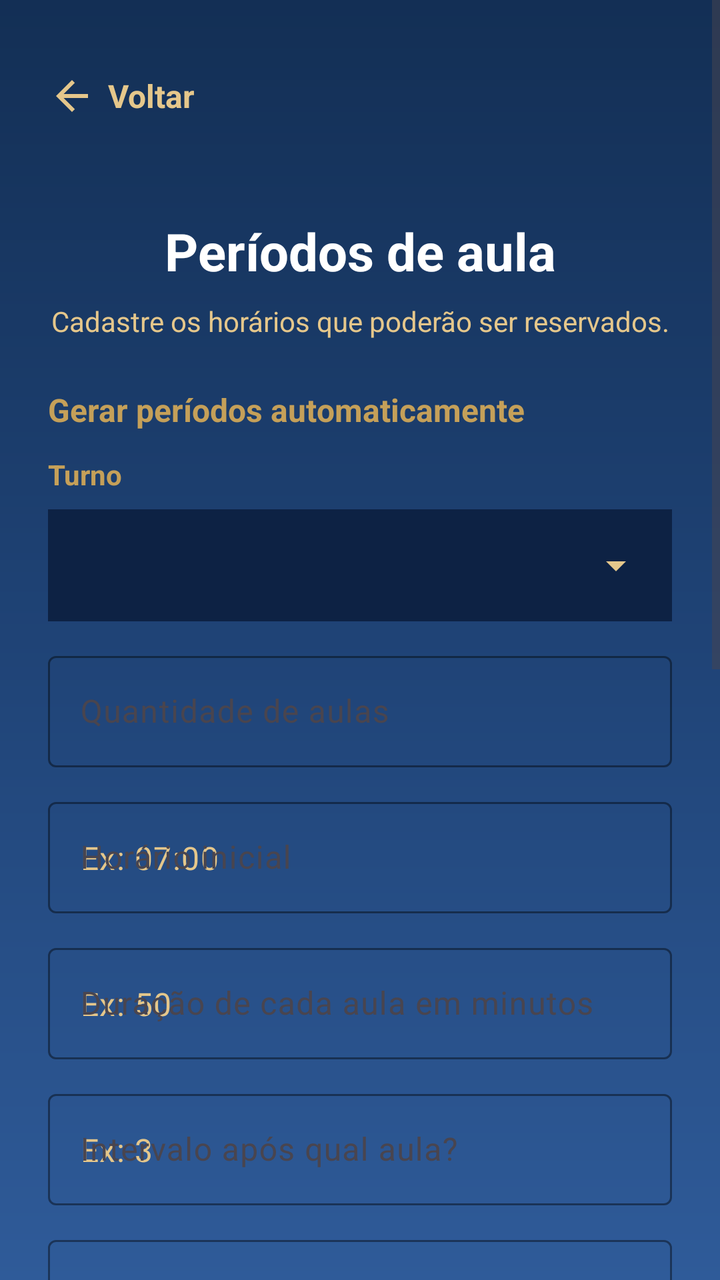
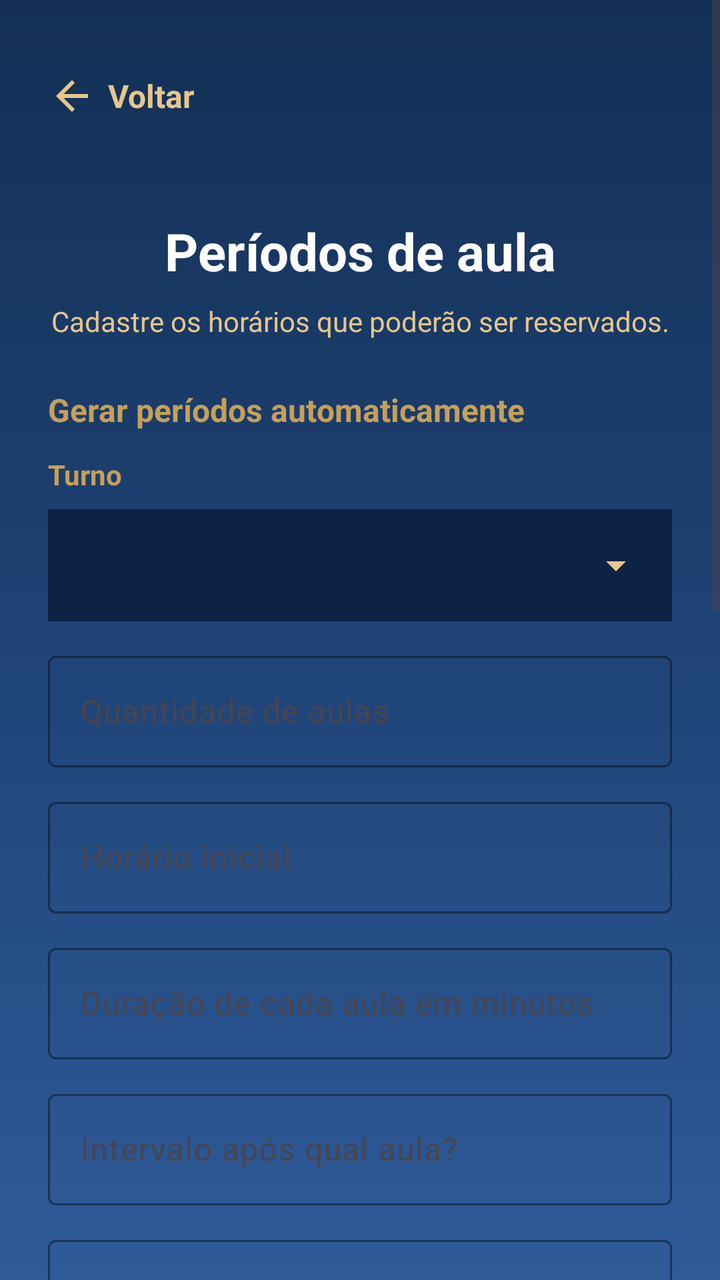

An Android layout rendered at two revisions. The XML below is the earlier revision; the diff shows what the commit changed to produce the second picture.
<!-- AndroidManifest.xml: application theme Theme.Agend -->
<!-- res/layout/activity_gerenciar_periodos_aula.xml -->
<?xml version="1.0" encoding="utf-8"?>
<ScrollView
    xmlns:android="http://schemas.android.com/apk/res/android"
    xmlns:app="http://schemas.android.com/apk/res-auto"
    android:layout_width="match_parent"
    android:layout_height="match_parent"
    android:background="@drawable/bg_yarooms_gradient"
    android:fillViewport="true">

    <LinearLayout
        android:layout_width="match_parent"
        android:layout_height="wrap_content"
        android:orientation="vertical"
        android:padding="24dp">

        <include layout="@layout/include_botao_voltar_topo" />

        <TextView
            android:layout_width="match_parent"
            android:layout_height="wrap_content"
            android:text="Períodos de aula"
            android:textColor="@color/white"
            android:textSize="26sp"
            android:textStyle="bold"
            android:gravity="center"
            android:layout_marginTop="24dp" />

        <TextView
            android:layout_width="match_parent"
            android:layout_height="wrap_content"
            android:text="Cadastre os horários que poderão ser reservados."
            android:textColor="@color/yarooms_gold_light"
            android:textSize="14sp"
            android:gravity="center"
            android:layout_marginTop="8dp"
            android:layout_marginBottom="24dp" />

        <TextView
            android:layout_width="match_parent"
            android:layout_height="wrap_content"
            android:text="Gerar períodos automaticamente"
            android:textColor="@color/yarooms_gold"
            android:textSize="16sp"
            android:textStyle="bold"
            android:layout_marginBottom="12dp" />

        <TextView
            android:layout_width="match_parent"
            android:layout_height="wrap_content"
            android:text="Turno"
            android:textColor="@color/yarooms_gold"
            android:textSize="14sp"
            android:textStyle="bold"
            android:layout_marginBottom="8dp" />

        <FrameLayout
            android:layout_width="match_parent"
            android:layout_height="56dp"
            android:layout_marginBottom="12dp"
            android:background="@color/yarooms_blue_dark">

            <Spinner
                android:id="@+id/spinnerTurnoGeracao"
                android:layout_width="match_parent"
                android:layout_height="match_parent"
                android:paddingStart="0dp"
                android:paddingEnd="48dp"
                android:background="@android:color/transparent"
                android:popupBackground="@color/yarooms_blue_light" />

            <ImageView
                android:layout_width="24dp"
                android:layout_height="24dp"
                android:src="@drawable/ic_arrow_down"
                android:layout_gravity="end|center_vertical"
                android:layout_marginEnd="16dp" />

        </FrameLayout>

        <com.google.android.material.textfield.TextInputLayout
            android:id="@+id/layoutQuantidadeAulas"
            android:layout_width="match_parent"
            android:layout_height="wrap_content"
            android:hint="Quantidade de aulas"
            android:layout_marginBottom="12dp"
            app:boxBackgroundMode="outline"
            app:boxStrokeColor="@color/yarooms_gold"
            app:boxStrokeErrorColor="@color/yarooms_error"
            app:errorTextColor="@color/yarooms_error"
            app:hintTextColor="@color/yarooms_gold_light">

            <com.google.android.material.textfield.TextInputEditText
                android:id="@+id/editQuantidadeAulas"
                android:layout_width="match_parent"
                android:layout_height="wrap_content"
                android:inputType="number"
                android:maxLines="1"
                android:textColor="@color/white"
                android:textColorHint="@color/yarooms_gold_light" />
        </com.google.android.material.textfield.TextInputLayout>

        <com.google.android.material.textfield.TextInputLayout
            android:id="@+id/layoutHorarioInicialGeracao"
            android:layout_width="match_parent"
            android:layout_height="wrap_content"
            android:hint="Horário inicial"
            android:layout_marginBottom="12dp"
            app:boxBackgroundMode="outline"
            app:boxStrokeColor="@color/yarooms_gold"
            app:boxStrokeErrorColor="@color/yarooms_error"
            app:errorTextColor="@color/yarooms_error"
            app:hintTextColor="@color/yarooms_gold_light">

            <com.google.android.material.textfield.TextInputEditText
                android:id="@+id/editHorarioInicialGeracao"
                android:layout_width="match_parent"
                android:layout_height="wrap_content"
                android:hint="Ex: 07:00"
                android:inputType="time"
                android:maxLines="1"
                android:textColor="@color/white"
                android:textColorHint="@color/yarooms_gold_light" />
        </com.google.android.material.textfield.TextInputLayout>

        <com.google.android.material.textfield.TextInputLayout
            android:id="@+id/layoutDuracaoAula"
            android:layout_width="match_parent"
            android:layout_height="wrap_content"
            android:hint="Duração de cada aula em minutos"
            android:layout_marginBottom="12dp"
            app:boxBackgroundMode="outline"
            app:boxStrokeColor="@color/yarooms_gold"
            app:boxStrokeErrorColor="@color/yarooms_error"
            app:errorTextColor="@color/yarooms_error"
            app:hintTextColor="@color/yarooms_gold_light">

            <com.google.android.material.textfield.TextInputEditText
                android:id="@+id/editDuracaoAula"
                android:layout_width="match_parent"
                android:layout_height="wrap_content"
                android:hint="Ex: 50"
                android:inputType="number"
                android:maxLines="1"
                android:textColor="@color/white"
                android:textColorHint="@color/yarooms_gold_light" />
        </com.google.android.material.textfield.TextInputLayout>

        <com.google.android.material.textfield.TextInputLayout
            android:id="@+id/layoutIntervaloAposAula"
            android:layout_width="match_parent"
            android:layout_height="wrap_content"
            android:hint="Intervalo após qual aula?"
            android:layout_marginBottom="12dp"
            app:boxBackgroundMode="outline"
            app:boxStrokeColor="@color/yarooms_gold"
            app:boxStrokeErrorColor="@color/yarooms_error"
            app:errorTextColor="@color/yarooms_error"
            app:hintTextColor="@color/yarooms_gold_light">

            <com.google.android.material.textfield.TextInputEditText
                android:id="@+id/editIntervaloAposAula"
                android:layout_width="match_parent"
                android:layout_height="wrap_content"
                android:hint="Ex: 3"
                android:inputType="number"
                android:maxLines="1"
                android:textColor="@color/white"
                android:textColorHint="@color/yarooms_gold_light" />
        </com.google.android.material.textfield.TextInputLayout>

        <com.google.android.material.textfield.TextInputLayout
            android:id="@+id/layoutDuracaoIntervalo"
            android:layout_width="match_parent"
            android:layout_height="wrap_content"
            android:hint="Duração do intervalo em minutos"
            android:layout_marginBottom="12dp"
            app:boxBackgroundMode="outline"
            app:boxStrokeColor="@color/yarooms_gold"
            app:boxStrokeErrorColor="@color/yarooms_error"
            app:errorTextColor="@color/yarooms_error"
            app:hintTextColor="@color/yarooms_gold_light">

            <com.google.android.material.textfield.TextInputEditText
                android:id="@+id/editDuracaoIntervalo"
                android:layout_width="match_parent"
                android:layout_height="wrap_content"
                android:hint="Ex: 20"
                android:inputType="number"
                android:maxLines="1"
                android:textColor="@color/white"
                android:textColorHint="@color/yarooms_gold_light" />
        </com.google.android.material.textfield.TextInputLayout>

        <Button
            android:id="@+id/botaoGerarPeriodosAula"
            android:layout_width="match_parent"
            android:layout_height="52dp"
            android:text="Gerar períodos automaticamente"
            android:textAllCaps="false"
            android:textStyle="bold"
            android:textColor="@color/yarooms_blue_dark"
            android:backgroundTint="@color/yarooms_gold"
            android:layout_marginBottom="24dp" />

        <TextView
            android:id="@+id/textoErroPeriodosAula"
            android:layout_width="match_parent"
            android:layout_height="wrap_content"
            android:textColor="@color/yarooms_error"
            android:textSize="14sp"
            android:visibility="gone"
            android:layout_marginTop="14dp"
            android:layout_marginBottom="10dp" />

        <ListView
            android:id="@+id/listaPeriodosAula"
            android:layout_width="match_parent"
            android:layout_height="420dp"
            android:background="@android:color/transparent"
            android:divider="@android:color/transparent"
            android:dividerHeight="12dp"
            android:padding="4dp"
            android:clipToPadding="false"
            android:scrollbarStyle="insideInset"
            android:layout_marginTop="16dp" />

    </LinearLayout>

</ScrollView>
<!-- res/layout/include_botao_voltar_topo.xml (included above) -->
<?xml version="1.0" encoding="utf-8"?>
<LinearLayout xmlns:android="http://schemas.android.com/apk/res/android"
    android:id="@+id/layoutVoltarTopo"
    android:layout_width="wrap_content"
    android:layout_height="48dp"
    android:orientation="horizontal"
    android:gravity="center_vertical"
    android:clickable="true"
    android:focusable="true"
    android:paddingStart="0dp"
    android:paddingEnd="12dp"
    android:layout_marginBottom="12dp">

    <ImageView
        android:layout_width="24dp"
        android:layout_height="24dp"
        android:src="@drawable/ic_arrow_back_yarooms"
        android:layout_marginEnd="6dp" />

    <TextView
        android:id="@+id/textoVoltarTopo"
        android:layout_width="wrap_content"
        android:layout_height="wrap_content"
        android:text="Voltar"
        android:textColor="@color/yarooms_gold_light"
        android:textSize="16sp"
        android:textStyle="bold" />

</LinearLayout>
<!-- resources referenced by this layout -->
<resources>
  <color name="white">#FFFFFF</color>
  <color name="yarooms_blue_dark">#0D2244</color>
  <color name="yarooms_blue_light">#1B3B6F</color>
  <color name="yarooms_error">#FF5252</color>
  <color name="yarooms_gold">#C5A059</color>
  <color name="yarooms_gold_light">#E5C78B</color>
  <!-- drawable bg_yarooms_gradient (drawable) -->
  <?xml version="1.0" encoding="utf-8"?>
  <shape xmlns:android="http://schemas.android.com/apk/res/android">
  
      
      <gradient
          android:angle="270"
          android:startColor="#132F55"
          android:centerColor="#1F4376"
          android:endColor="#2F5B99"
          android:type="linear" />
  
  </shape>
  <!-- drawable ic_arrow_back_yarooms (drawable) -->
  <vector xmlns:android="http://schemas.android.com/apk/res/android"
      android:width="24dp"
      android:height="24dp"
      android:viewportWidth="24"
      android:viewportHeight="24">
  
      <path
          android:fillColor="@color/yarooms_gold_light"
          android:pathData="M20,11H7.83l5.59,-5.59L12,4l-8,8l8,8l1.42,-1.41L7.83,13H20z" />
  </vector>
  <!-- drawable ic_arrow_down (drawable) -->
  <vector xmlns:android="http://schemas.android.com/apk/res/android"
      android:width="24dp"
      android:height="24dp"
      android:viewportWidth="24"
      android:viewportHeight="24">
  
      <path
          android:fillColor="#E5C78B"
          android:pathData="M7,10l5,5l5,-5z" />
  </vector>
  <style name="Theme.Agend" parent="Base.Theme.Agend" />
  <style name="Base.Theme.Agend" parent="Theme.Material3.DayNight.NoActionBar">
          <item name="android:forceDarkAllowed" tools:targetApi="q">false</item>
          
          <item name="colorError">@color/yarooms_error</item>
      </style>
</resources>

<!-- the commit's change to res/layout/activity_gerenciar_periodos_aula.xml (unified diff, before → after) -->
@@ -115,7 +115,7 @@
                 android:id="@+id/editHorarioInicialGeracao"
                 android:layout_width="match_parent"
                 android:layout_height="wrap_content"
-                android:hint="Ex: 07:00"
+                app:helperText="Ex: 07:00"
                 android:inputType="time"
                 android:maxLines="1"
                 android:textColor="@color/white"
@@ -138,7 +138,7 @@
                 android:id="@+id/editDuracaoAula"
                 android:layout_width="match_parent"
                 android:layout_height="wrap_content"
-                android:hint="Ex: 50"
+                app:helperText="Ex: 50"
                 android:inputType="number"
                 android:maxLines="1"
                 android:textColor="@color/white"
@@ -161,7 +161,7 @@
                 android:id="@+id/editIntervaloAposAula"
                 android:layout_width="match_parent"
                 android:layout_height="wrap_content"
-                android:hint="Ex: 3"
+                app:helperText="Ex: 3"
                 android:inputType="number"
                 android:maxLines="1"
                 android:textColor="@color/white"
@@ -184,7 +184,7 @@
                 android:id="@+id/editDuracaoIntervalo"
                 android:layout_width="match_parent"
                 android:layout_height="wrap_content"
-                android:hint="Ex: 20"
+                app:helperText="Ex: 20"
                 android:inputType="number"
                 android:maxLines="1"
                 android:textColor="@color/white"
@@ -211,6 +211,59 @@
             android:visibility="gone"
             android:layout_marginTop="14dp"
             android:layout_marginBottom="10dp" />
+
+        <TextView
+            android:layout_width="match_parent"
+            android:layout_height="wrap_content"
+            android:text="Horários cadastrados"
+            android:textColor="@color/yarooms_gold"
+            android:textSize="16sp"
+            android:textStyle="bold"
+            android:layout_marginTop="24dp"
+            android:layout_marginBottom="12dp" />
+
+        <LinearLayout
+            android:layout_width="match_parent"
+            android:layout_height="wrap_content"
+            android:orientation="horizontal"
+            android:layout_marginBottom="12dp">
+
+            <Button
+                android:id="@+id/botaoFiltroManha"
+                android:layout_width="0dp"
+                android:layout_height="48dp"
+                android:layout_weight="1"
+                android:text="Manhã"
+                android:textAllCaps="false"
+                android:textStyle="bold"
+                android:textColor="@color/yarooms_blue_dark"
+                android:backgroundTint="@color/yarooms_gold" />
+
+            <Button
+                android:id="@+id/botaoFiltroTarde"
+                android:layout_width="0dp"
+                android:layout_height="48dp"
+                android:layout_weight="1"
+                android:text="Tarde"
+                android:textAllCaps="false"
+                android:textStyle="bold"
+                android:textColor="@color/yarooms_blue_dark"
+                android:backgroundTint="@color/yarooms_gold_light"
+                android:layout_marginStart="8dp" />
+
+            <Button
+                android:id="@+id/botaoFiltroNoite"
+                android:layout_width="0dp"
+                android:layout_height="48dp"
+                android:layout_weight="1"
+                android:text="Noite"
+                android:textAllCaps="false"
+                android:textStyle="bold"
+                android:textColor="@color/yarooms_blue_dark"
+                android:backgroundTint="@color/yarooms_gold_light"
+                android:layout_marginStart="8dp" />
+
+        </LinearLayout>
 
         <ListView
             android:id="@+id/listaPeriodosAula"
